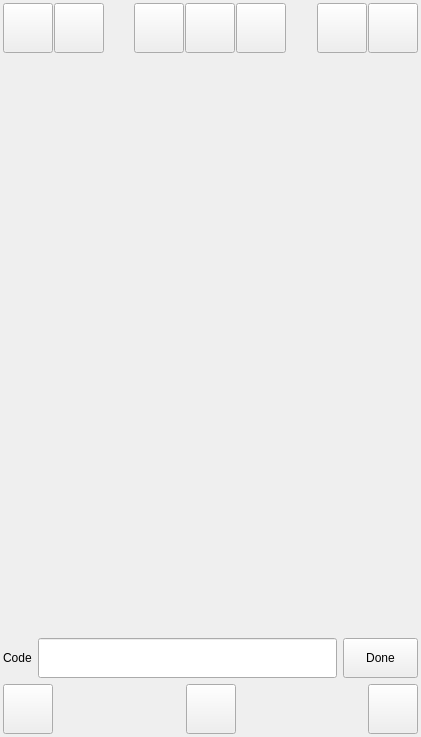
The window that digital_sketch_mapping_tool_dockwidget_base.ui (Esk-Spatial/QGIS_forest_health_sketch_tool) describes before a commit, drawn with Qt 5.
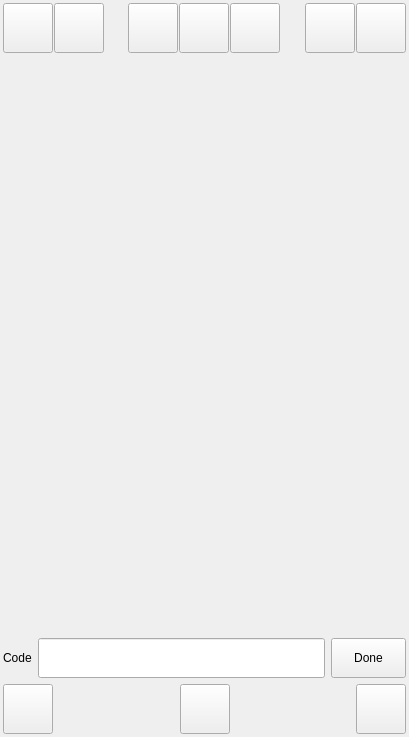
The same window after the commit. Icons and pictures are not drawn.

Commit message: updated the messaging and icon sizes

```diff
--- a/digital_sketch_mapping_tool_dockwidget_base.ui
+++ b/digital_sketch_mapping_tool_dockwidget_base.ui
@@ -6,7 +6,7 @@
    <rect>
     <x>0</x>
     <y>0</y>
-    <width>421</width>
+    <width>409</width>
     <height>737</height>
    </rect>
   </property>
@@ -219,8 +219,8 @@
             </property>
             <property name="iconSize">
              <size>
-              <width>35</width>
-              <height>35</height>
+              <width>32</width>
+              <height>32</height>
              </size>
             </property>
             <property name="checkable">
@@ -368,8 +368,8 @@
            <rect>
             <x>0</x>
             <y>0</y>
-            <width>417</width>
-            <height>556</height>
+            <width>405</width>
+            <height>555</height>
            </rect>
           </property>
           <property name="minimumSize">
```
Left out of the diff: 8 changed lines with no effect on the pictures. The commit also changes 2 other files.
